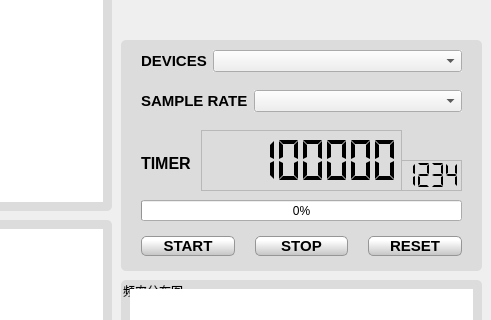
Above: mainwindow.ui from czqang/SGAudioFFT before the change; both pictures show x 469 to 960 and y 120 to 440 of the 960 by 720 pixel window. Below: the same form after it.
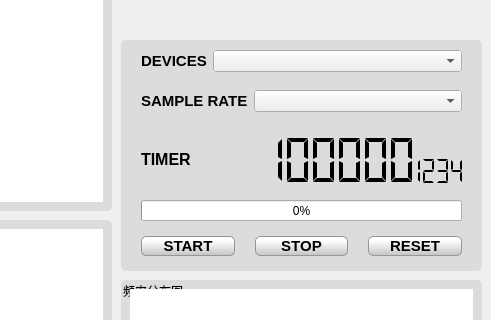
That is the form after the change. Icons and pictures are not drawn. Custom widgets are drawn as their Qt base class.

Patch:
```diff
--- a/mainwindow.ui
+++ b/mainwindow.ui
@@ -88,9 +88,9 @@
      <property name="geometry">
       <rect>
        <x>80</x>
-       <y>90</y>
-       <width>201</width>
-       <height>61</height>
+       <y>85</y>
+       <width>221</width>
+       <height>71</height>
       </rect>
      </property>
      <property name="font">
@@ -102,7 +102,7 @@
       <bool>false</bool>
      </property>
      <property name="styleSheet">
-      <string notr="true">color:rgb(0, 0, 0)</string>
+      <string notr="true">QLCDNumber{color:rgb(0, 0, 0);background: transparent}</string>
      </property>
      <property name="frameShape">
       <enum>QFrame::Shape::StyledPanel</enum>
@@ -133,7 +133,7 @@
      <property name="geometry">
       <rect>
        <x>20</x>
-       <y>110</y>
+       <y>106</y>
        <width>61</width>
        <height>27</height>
       </rect>
@@ -385,8 +385,8 @@
      <property name="geometry">
       <rect>
        <x>280</x>
-       <y>120</y>
-       <width>61</width>
+       <y>116</y>
+       <width>71</width>
        <height>31</height>
       </rect>
      </property>
@@ -399,7 +399,7 @@
       <bool>false</bool>
      </property>
      <property name="styleSheet">
-      <string notr="true">color:rgb(0, 0, 0)</string>
+      <string notr="true">QLCDNumber{color:rgb(0, 0, 0);background: transparent}</string>
      </property>
      <property name="frameShape">
       <enum>QFrame::Shape::StyledPanel</enum>
```
